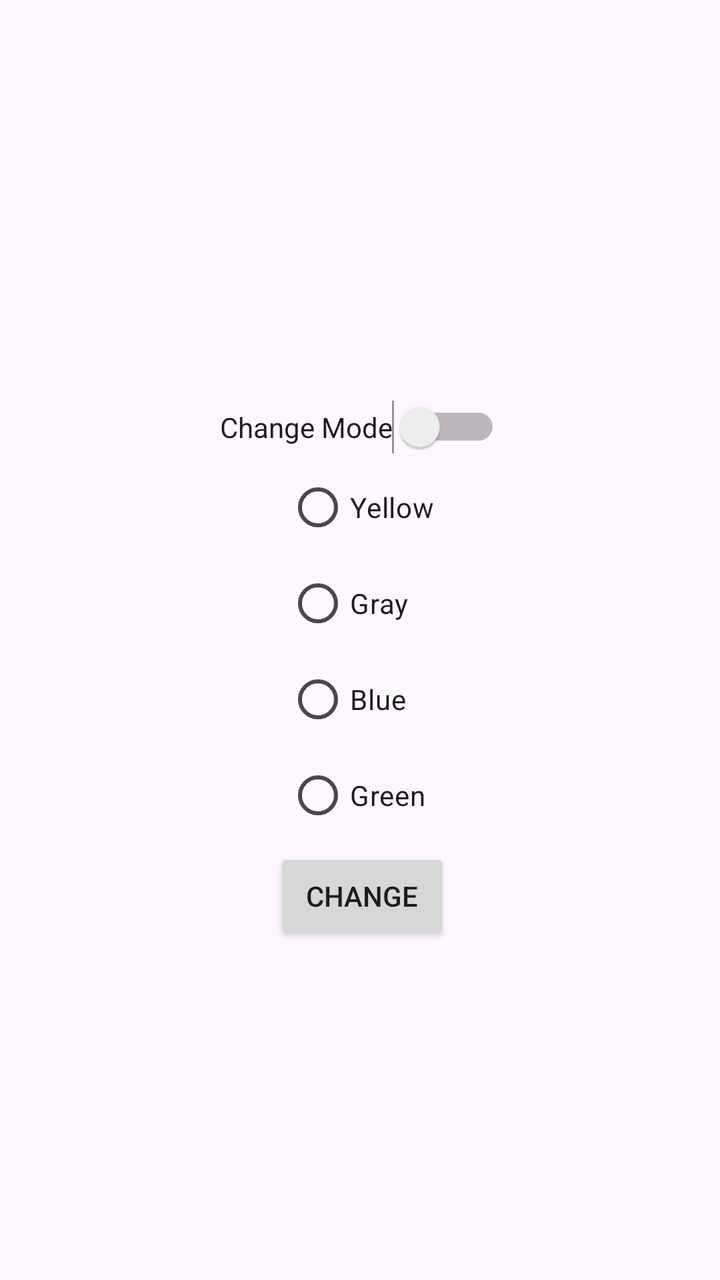
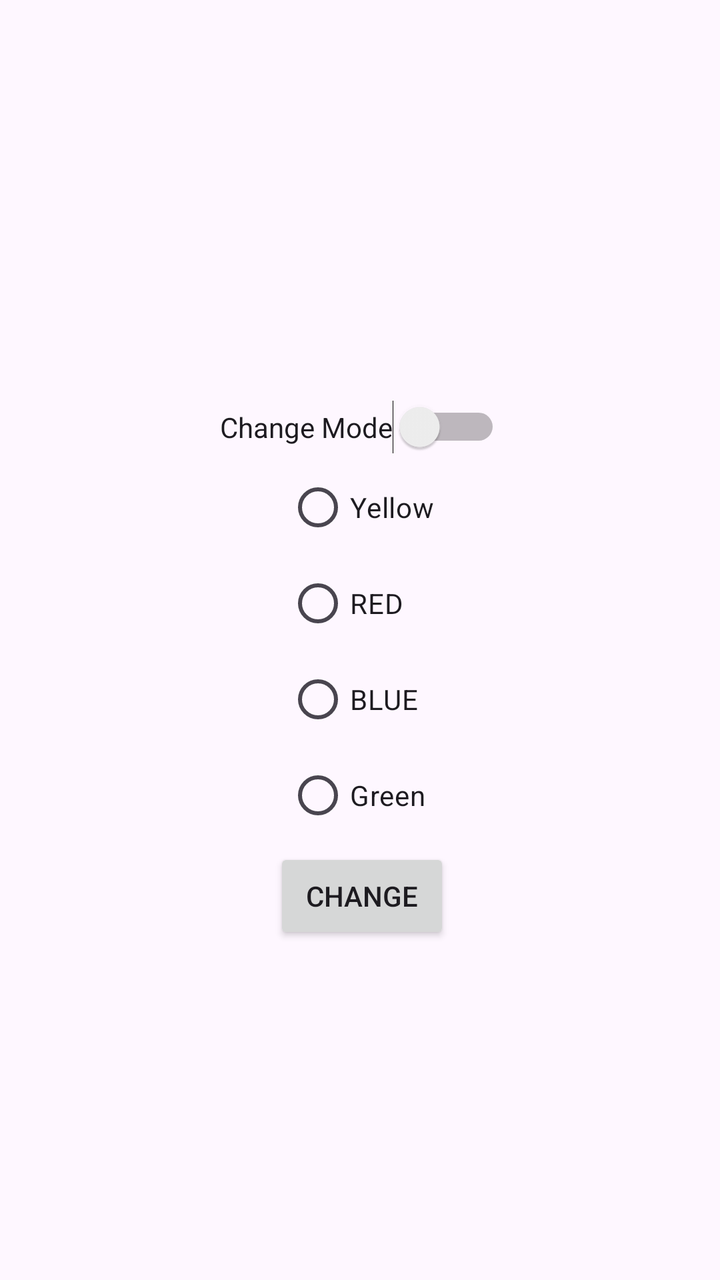

The first picture is an Android layout as it rendered before a commit; the second is the same layout after the commit. The layout source and the unified diff follow.
<!-- AndroidManifest.xml: application theme Theme.Demo_13 -->
<!-- res/layout/activity_main.xml -->
<?xml version="1.0" encoding="utf-8"?>
<androidx.constraintlayout.widget.ConstraintLayout xmlns:android="http://schemas.android.com/apk/res/android"
    xmlns:app="http://schemas.android.com/apk/res-auto"
    xmlns:tools="http://schemas.android.com/tools"
    android:id="@+id/main"
    android:layout_width="match_parent"
    android:layout_height="match_parent"
    tools:context=".MainActivity">

    <Button
        android:id="@+id/btn"
        android:layout_width="wrap_content"
        android:layout_height="wrap_content"
        android:layout_marginBottom="168dp"
        android:onClick="clicked"
        android:text="change"
        app:layout_constraintBottom_toBottomOf="parent"
        app:layout_constraintEnd_toEndOf="parent"
        app:layout_constraintHorizontal_bias="0.504"
        app:layout_constraintStart_toStartOf="parent" />

    <Switch
        android:id="@+id/sw"
        android:layout_width="wrap_content"
        android:layout_height="wrap_content"
        android:layout_marginTop="200dp"
        android:onClick="switchClick"
        android:text="Change Mode"
        app:layout_constraintEnd_toEndOf="parent"
        app:layout_constraintStart_toStartOf="parent"
        app:layout_constraintTop_toTopOf="parent" />

    <RadioGroup
        android:id="@+id/rg"
        android:layout_width="wrap_content"
        android:layout_height="wrap_content"
        app:layout_constraintBottom_toTopOf="@+id/btn"
        app:layout_constraintEnd_toEndOf="parent"
        app:layout_constraintStart_toStartOf="parent"
        app:layout_constraintTop_toBottomOf="@+id/sw">

        <RadioButton
            android:id="@+id/rB1"
            android:layout_width="wrap_content"
            android:layout_height="wrap_content"
            android:onClick="radioClicked"
            android:text="Yellow" />

        <RadioButton
            android:id="@+id/rB2"
            android:layout_width="wrap_content"
            android:layout_height="wrap_content"
            android:onClick="radioClicked"
            android:text="Gray" />

        <RadioButton
            android:id="@+id/rB3"
            android:layout_width="wrap_content"
            android:layout_height="wrap_content"
            android:onClick="radioClicked"
            android:text="Blue" />

        <RadioButton
            android:id="@+id/rB4"
            android:layout_width="wrap_content"
            android:layout_height="wrap_content"
            android:onClick="radioClicked"
            android:text="Green" />
    </RadioGroup>

</androidx.constraintlayout.widget.ConstraintLayout>
<!-- resources referenced by this layout -->
<resources>
  <style name="Theme.Demo_13" parent="Base.Theme.Demo_13" />
  <style name="Base.Theme.Demo_13" parent="Theme.Material3.DayNight.NoActionBar">
          
          
      </style>
</resources>

<!-- the commit's change to res/layout/activity_main.xml (unified diff, before → after) -->
@@ -51,14 +51,14 @@
             android:layout_width="wrap_content"
             android:layout_height="wrap_content"
             android:onClick="radioClicked"
-            android:text="Gray" />
+            android:text="RED" />
 
         <RadioButton
             android:id="@+id/rB3"
             android:layout_width="wrap_content"
             android:layout_height="wrap_content"
             android:onClick="radioClicked"
-            android:text="Blue" />
+            android:text="BLUE" />
 
         <RadioButton
             android:id="@+id/rB4"
